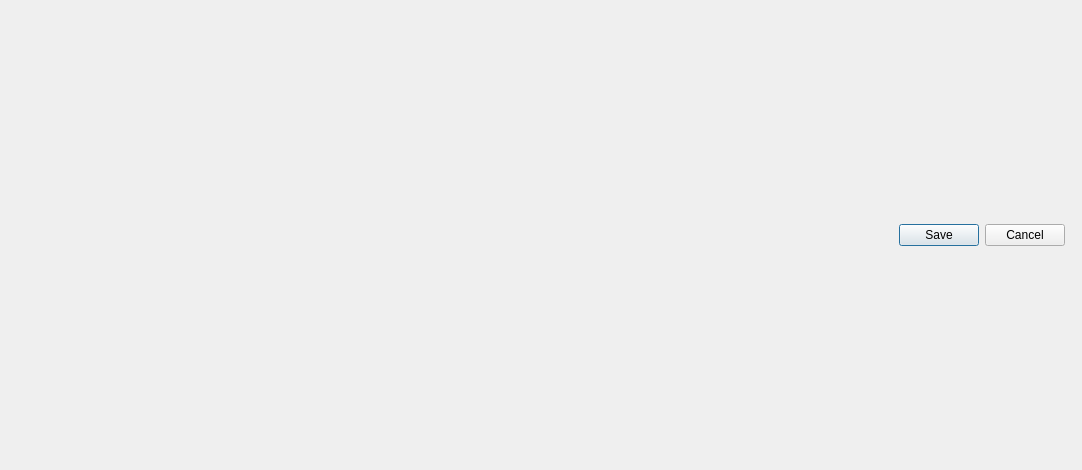
Old version of the form QgisModelBaker/ui/create_baskets.ui in the repository opengisch/QgisModelBaker.
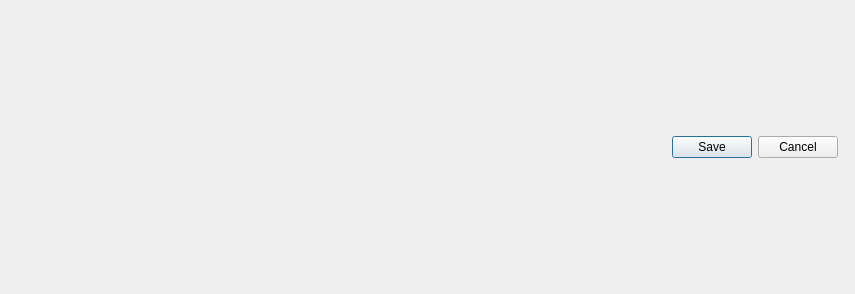
New version of the form.

Commit message: [gui] Adapt BasketManager and CreateBasket dialogs, as well as their corresponding models. The former will list only existing baskets, whereas the latter will show only non-existing ones.

Diff of the .ui file:
```diff
--- a/QgisModelBaker/ui/create_baskets.ui
+++ b/QgisModelBaker/ui/create_baskets.ui
@@ -6,8 +6,8 @@
    <rect>
     <x>0</x>
     <y>0</y>
-    <width>1082</width>
-    <height>470</height>
+    <width>855</width>
+    <height>294</height>
    </rect>
   </property>
   <property name="windowTitle">
```
The commit also changes 5 other files.
